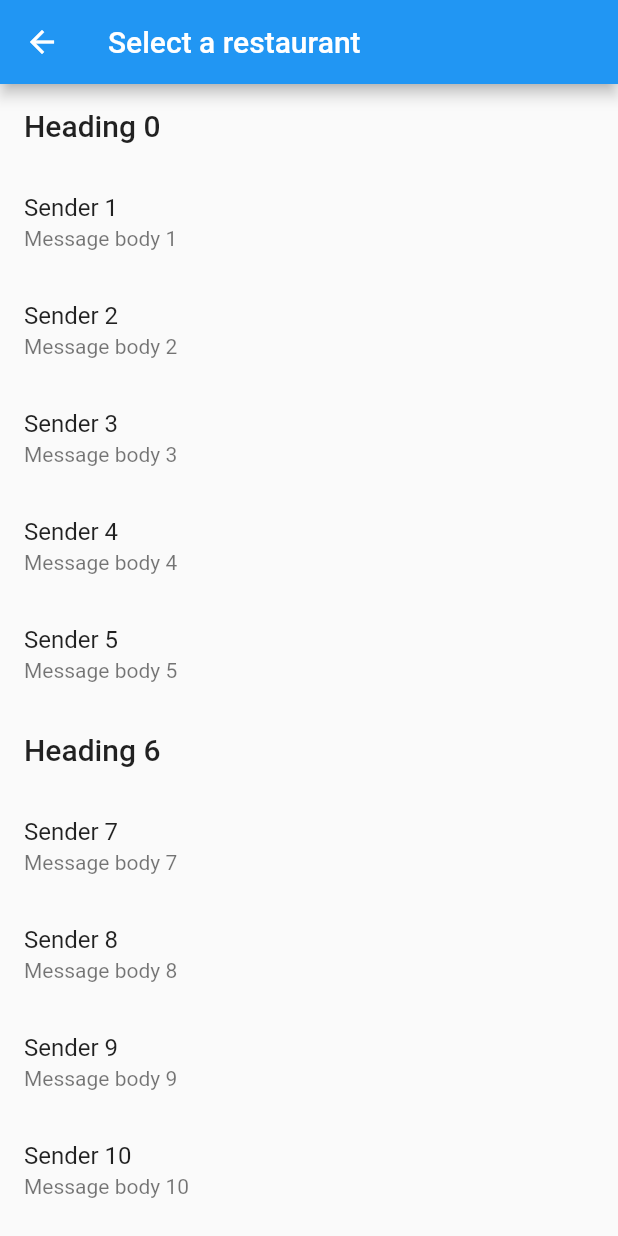
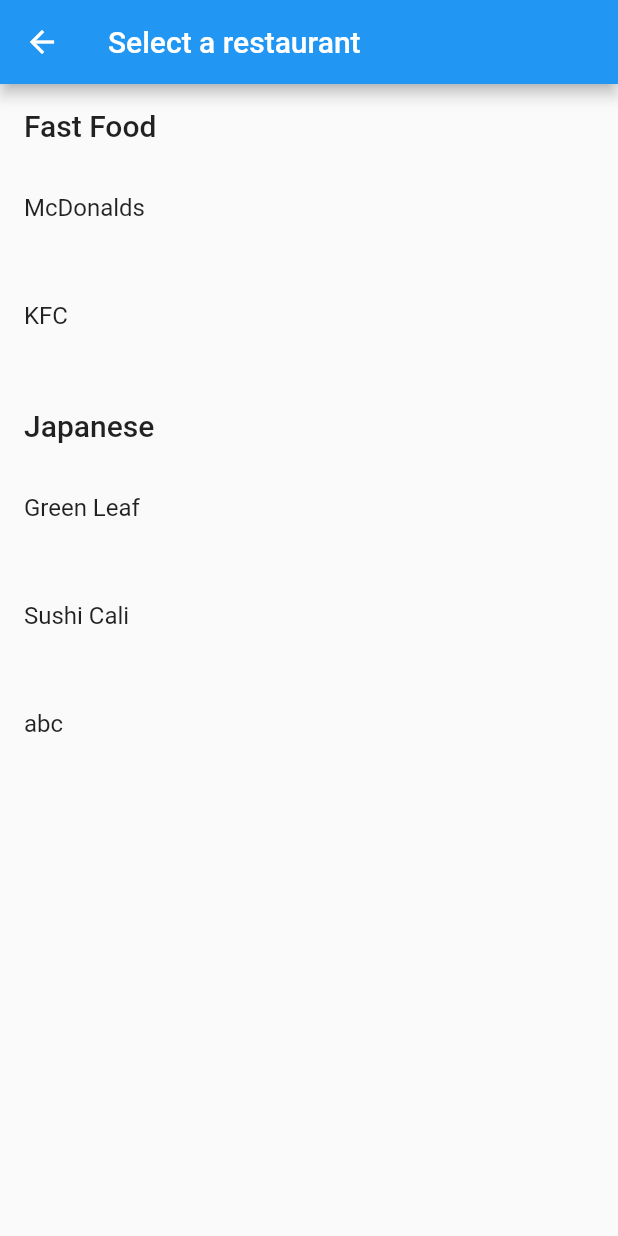
Before and after one commit to nwhacksin2021/FoodDeliveryComparision, a Flutter app: the screen it shows after launch, after a tap on "Continue", on a phone screen of 412 x 824 dp. Run offline on Flutter 3.47's test engine with Material 2 defaults, Android fonts, the phone set to English and light mode, and no system bars; Roboto replaces fonts that are missing (insaniburger).

```diff
--- a/frontend/lib/dataclasses/restaurant.dart
+++ b/frontend/lib/dataclasses/restaurant.dart
@@ -40,5 +40,4 @@ class Restaurant{
 
   int get id => _id;
 
-
 }
--- a/frontend/lib/main.dart
+++ b/frontend/lib/main.dart
@@ -1,5 +1,6 @@
 import 'package:flutter/material.dart';
 import 'package:food_delivery/card.dart';
+import 'dataclasses/restaurant.dart';
 import 'restaurantListPage.dart' as RestaurantListPage;
 
 void main() {
@@ -49,6 +50,15 @@ class MyHomePage extends StatefulWidget {
 }
 
 class _MyHomePageState extends State<MyHomePage> {
+
+  List<ListItem> list = [
+    HeadingItem("Fast Food"), MessageItem("McDonalds", ""),
+    MessageItem("KFC", ""),
+    HeadingItem("Japanese"), MessageItem("Green Leaf", ""),
+    MessageItem("Sushi Cali", ""),
+    MessageItem("abc", "")
+  ];
+
   @override
   Widget build(BuildContext context) {
     // This method is rerun every time setState is called, for instance as done
@@ -114,13 +124,14 @@ class _MyHomePageState extends State<MyHomePage> {
                       context,
                       MaterialPageRoute(
                           builder: (context) => RestaurantListPage.RestaurantListPage(
-                                items: List<ListItem>.generate(
-                                  1000,
-                                  (i) => i % 6 == 0
-                                      ? HeadingItem("Heading $i")
-                                      : MessageItem(
-                                          "Sender $i", "Message body $i"),
-                                ),
+                            items: list
+                                // items: List<ListItem>.generate(
+                                //   1000,
+                                //   (i) => i % 6 == 0
+                                //       ? HeadingItem("Category $i")
+                                //       : MessageItem(
+                                //           "Restaurant $i", "Message body $i"),
+                                // ),
                               )),
                     );
                   },
--- a/frontend/pubspec.yaml
+++ b/frontend/pubspec.yaml
@@ -16,7 +16,9 @@ version: 1.0.0+1
 environment:
   sdk: ">=2.1.0 <3.0.0"
 
+
 dependencies:
+  http: ^0.12.2
   flutter:
     sdk: flutter
 
```
Also changed, not shown: frontend/lib/menuItemsListPage.dart (+61 -0 lines), frontend/lib/restaurantListPage.dart (+53 -0 lines), frontend/pubspec.lock, 1 other file.
